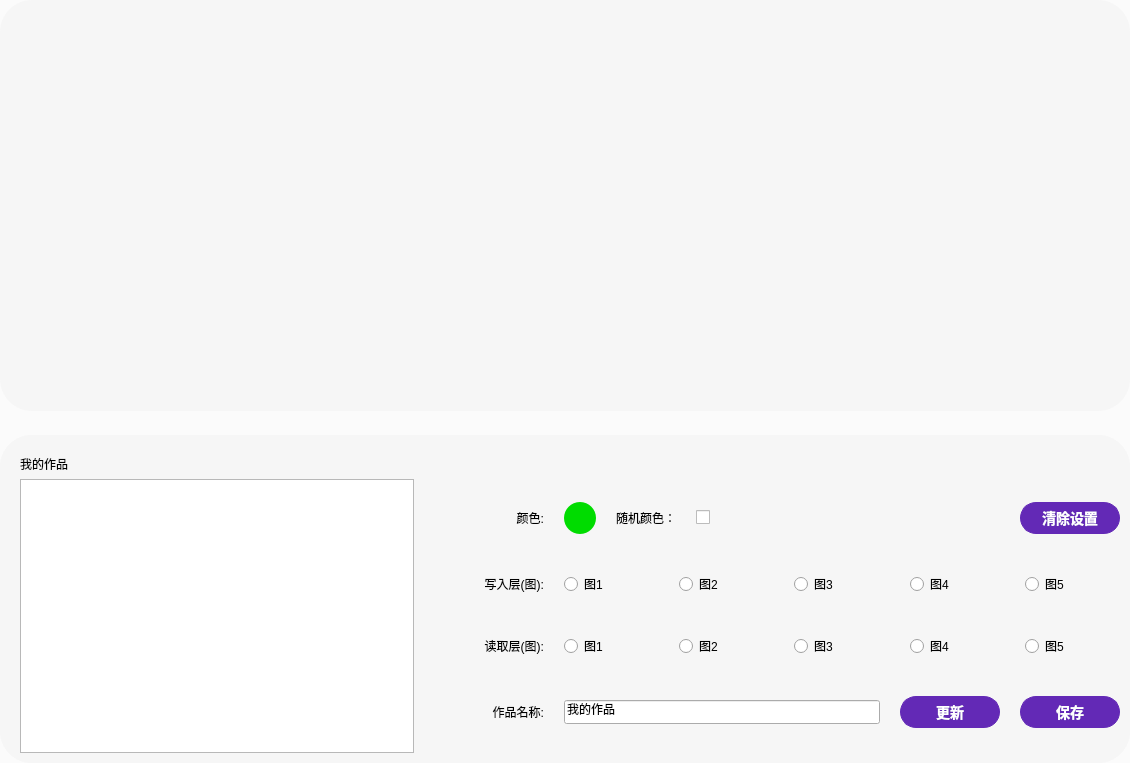
Above: FrameLight.ui from wlffeng2008/AkkoStudio before the change. Below: the same form after it.
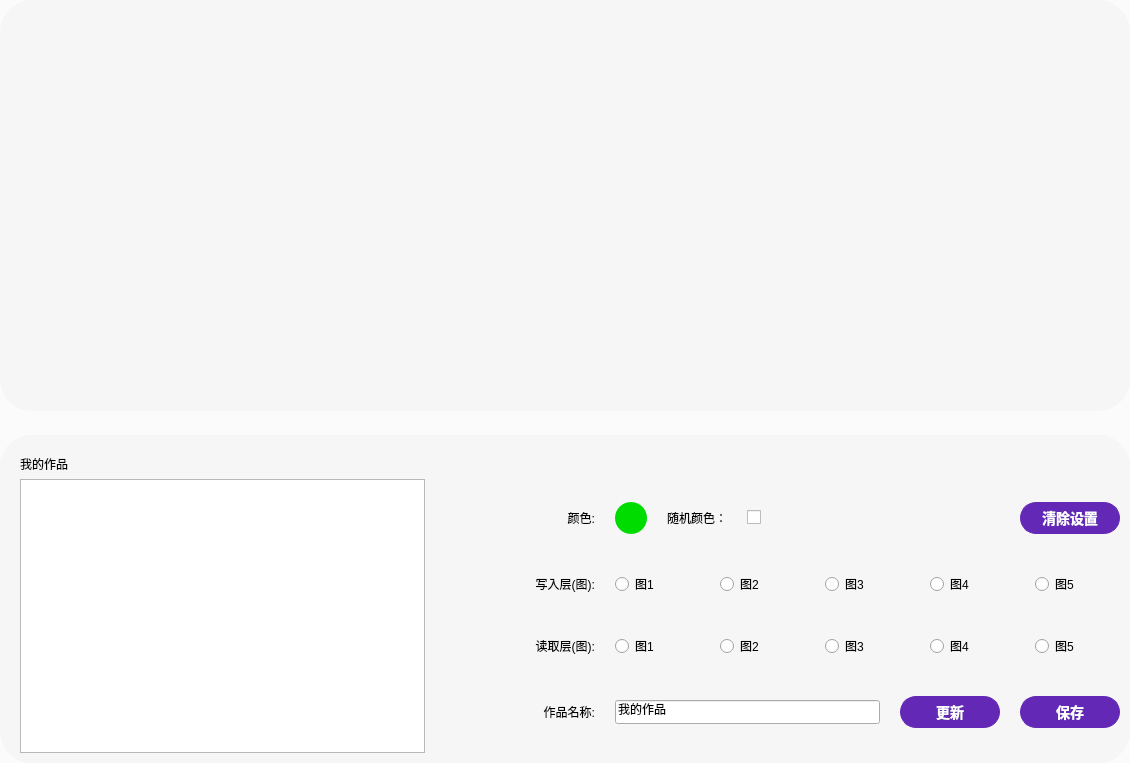
That is the form after the change. Custom widgets are drawn as their Qt base class.

Patch:
```diff
--- a/FrameLight.ui
+++ b/FrameLight.ui
@@ -262,7 +262,7 @@
        <item>
         <layout class="QHBoxLayout" name="horizontalLayout_6" stretch="3,5">
          <property name="spacing">
-          <number>50</number>
+          <number>20</number>
          </property>
          <item>
           <widget class="QTableView" name="tableView">
@@ -297,13 +297,13 @@
               <widget class="QLabel" name="labelTitle2">
                <property name="minimumSize">
                 <size>
-                 <width>80</width>
+                 <width>150</width>
                  <height>0</height>
                 </size>
                </property>
                <property name="maximumSize">
                 <size>
-                 <width>80</width>
+                 <width>150</width>
                  <height>16777215</height>
                 </size>
                </property>
@@ -418,13 +418,13 @@
               <widget class="QLabel" name="labelTitle5">
                <property name="minimumSize">
                 <size>
-                 <width>80</width>
+                 <width>150</width>
                  <height>0</height>
                 </size>
                </property>
                <property name="maximumSize">
                 <size>
-                 <width>80</width>
+                 <width>150</width>
                  <height>16777215</height>
                 </size>
                </property>
@@ -512,13 +512,13 @@
               <widget class="QLabel" name="labelTitle6">
                <property name="minimumSize">
                 <size>
-                 <width>80</width>
+                 <width>150</width>
                  <height>0</height>
                 </size>
                </property>
                <property name="maximumSize">
                 <size>
-                 <width>80</width>
+                 <width>150</width>
                  <height>16777215</height>
                 </size>
                </property>
@@ -606,13 +606,13 @@
               <widget class="QLabel" name="labelName">
                <property name="minimumSize">
                 <size>
-                 <width>80</width>
+                 <width>150</width>
                  <height>0</height>
                 </size>
                </property>
                <property name="maximumSize">
                 <size>
-                 <width>80</width>
+                 <width>150</width>
                  <height>16777215</height>
                 </size>
                </property>
@@ -694,17 +694,17 @@
   </layout>
  </widget>
  <customwidgets>
+  <customwidget>
+   <class>ToggleButton</class>
+   <extends>QCheckBox</extends>
+   <header>togglebutton.h</header>
+  </customwidget>
   <customwidget>
    <class>ModuleKeyboard</class>
    <extends>QFrame</extends>
    <header>modulekeyboard.h</header>
    <container>1</container>
   </customwidget>
-  <customwidget>
-   <class>ToggleButton</class>
-   <extends>QCheckBox</extends>
-   <header>togglebutton.h</header>
-  </customwidget>
   <customwidget>
    <class>ModuleEfMode</class>
    <extends>QFrame</extends>
```
Left out of the diff: 8 changed lines with no effect on the pictures.
